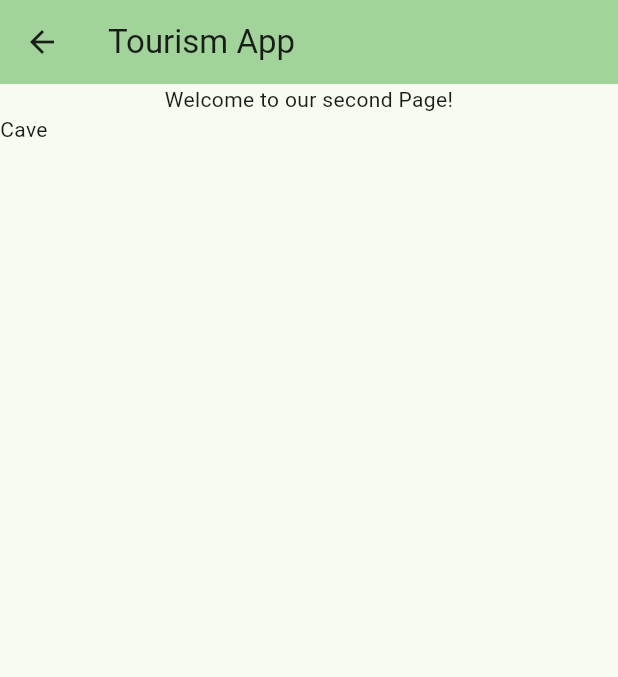
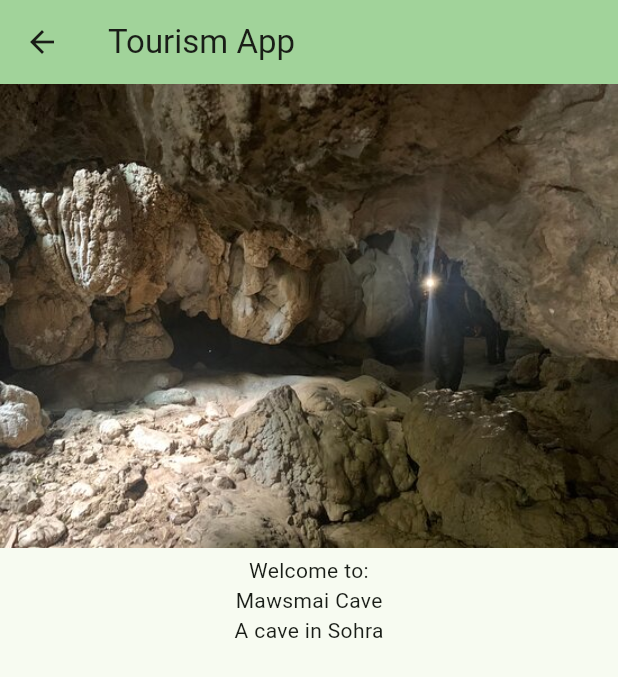
Before and after one commit to MeghalayaDev/tourism_app_static, a Flutter app: the screen it shows after launch, after a tap on "Mawsmai Cave", on a phone screen of 412 x 824 dp. Shown: the top 677 px of the screen. Run offline on Flutter 3.47's test engine with Material 2 defaults, Android fonts, the phone set to English and light mode, and no system bars.

Commit message:
ListView Builder, Image Assets

```diff
--- a/lib/main.dart
+++ b/lib/main.dart
@@ -1,5 +1,4 @@
 import 'package:flutter/material.dart';
-import 'package:tourism_app_static/spot_details.dart';
 import 'package:tourism_app_static/tourist_spots.dart';
 
 void main() {
@@ -44,7 +43,9 @@ class _MyHomePageState extends State<MyHomePage> {
         backgroundColor: Theme.of(context).colorScheme.inversePrimary,
         title: Text(widget.title),
       ),
-      body: const Column(
+      body: Container(
+        color: Colors.yellow[100],
+        child: const Column(
           crossAxisAlignment: CrossAxisAlignment.stretch,
           // mainAxisAlignment: MainAxisAlignment.start,
           children: <Widget>[
@@ -55,6 +56,7 @@ class _MyHomePageState extends State<MyHomePage> {
             Expanded(child: ListOfTouristSpots()),
           ],
         ),
+      ),
     );
   }
 }
--- a/lib/spot_details.dart
+++ b/lib/spot_details.dart
@@ -1,15 +1,19 @@
 import 'package:flutter/material.dart';
 
 class SpotDetails extends StatelessWidget {
-  final String spotName;
-  const SpotDetails({super.key, required this.spotName});
+  final String spotName, spotDesc, spotImage;
+  const SpotDetails(
+      {super.key,
+      required this.spotName,
+      required this.spotDesc,
+      required this.spotImage});
 
   @override
   Widget build(BuildContext context) {
     return Scaffold(
       appBar: AppBar(
           backgroundColor: Theme.of(context).colorScheme.inversePrimary,
-          title: Text("Tourism App"),
+          title: const Text("Tourism App"),
           automaticallyImplyLeading: true, //code for back button
           leading: IconButton(
               icon: const Icon(Icons.arrow_back),
@@ -20,11 +24,19 @@ class SpotDetails extends StatelessWidget {
         crossAxisAlignment: CrossAxisAlignment.stretch,
         // mainAxisAlignment: MainAxisAlignment.start,
         children: <Widget>[
-          const Text(
-            'Welcome to our second Page!',
-            textAlign: TextAlign.center,
-          ),
-          Text(spotName),
+          Image.asset("assets/images/$spotImage"),
+          Container(
+              padding: const EdgeInsets.all(5.0),
+              child: Column(
+                children: [
+                  const Text(
+                    'Welcome to:',
+                    textAlign: TextAlign.center,
+                  ),
+                  Text(spotName),
+                  Text(spotDesc),
+                ],
+              )),
         ],
       ),
     );
--- a/lib/tourist_spots.dart
+++ b/lib/tourist_spots.dart
@@ -6,52 +6,51 @@ class ListOfTouristSpots extends StatelessWidget {
 
   @override
   Widget build(BuildContext context) {
-    return ListView(
-      children: <Widget>[
-        Card(
-          margin: const EdgeInsets.all(8.0),
-          child: ListTile(
-            leading: const Icon(Icons.wb_sunny),
-            iconColor: Colors.amber,
-            title: Text(
-              'Sweet Falls',
-              style: Theme.of(context).textTheme.titleLarge,
+    final List<String> names = [
+      "Sweet Falls",
+      "Mawsmai Cave",
+      "Laitlum Canyon"
+    ];
+
+    final List<String> shortDesc = [
+      "This is a waterfall in the city of Meghalaya.",
+      "A cave in Sohra",
+      "A small yet breath taking canyon in Meghalaya"
+    ];
+
+    final List<String> spotImage = [
+      "sweetfalls.webp",
+      "mawsmaicave.jpeg",
+      "laitlumcanyon.webp",
+    ];
+
+    return ListView.builder(
+      itemCount: 3, // the length
+      itemBuilder: (context, index) {
+        return Container(
+          padding: const EdgeInsets.only(bottom: 8),
+          child: GestureDetector(
+            child: Card(
+              child: Column(
+                mainAxisSize: MainAxisSize.min,
+                children: <Widget>[
+                  Image.asset("assets/images/${spotImage[index]}"),
+                  ListTile(
+                    title: Text(names[index]),
+                    subtitle: Text(shortDesc[index]),
+                  ),
+                ],
+              ),
             ),
-            subtitle:
-                const Text('This is a waterfall in the city of Meghalaya'),
-            onTap: () => print("Sweet Falls Pressed"),
+            onTap: () => Navigator.of(context).push(MaterialPageRoute(
+                builder: (BuildContext) => SpotDetails(
+                      spotName: names[index],
+                      spotDesc: shortDesc[index],
+                      spotImage: spotImage[index],
+                    ))),
           ),
-        ),
-        Card(
-          margin: const EdgeInsets.all(8.0),
-          child: ListTile(
-            leading: const Icon(Icons.brightness_3),
-            title: Text(
-              'Laitlum Canyon',
-              style: Theme.of(context).textTheme.titleLarge,
-            ),
-            subtitle:
-                const Text('A small yet breath taking canyon in Meghalaya'),
-            onTap: () => print("Laitlum Canyon Pressed"),
-          ),
-        ),
-        Card(
-          margin: const EdgeInsets.all(8.0),
-          child: ListTile(
-            leading: const Icon(Icons.star),
-            iconColor: Colors.blue,
-            title: Text(
-              'Mawsmai Cave',
-              style: Theme.of(context).textTheme.titleLarge,
-            ),
-            subtitle: const Text('A cave in Sohra'),
-            // onTap: () => Navigator.pushNamed(context, '/second'),
-            onTap: () => Navigator.of(context).push(MaterialPageRoute(
-                builder: (BuildContext context) =>
-                    const SpotDetails(spotName: "Cave"))),
-          ),
-        ),
-      ],
+        );
+      },
     );
   }
 }
--- a/pubspec.yaml
+++ b/pubspec.yaml
@@ -59,9 +59,8 @@ flutter:
   uses-material-design: true
 
   # To add assets to your application, add an assets section, like this:
-  # assets:
-  #   - images/a_dot_burr.jpeg
-  #   - images/a_dot_ham.jpeg
+  assets:
+    - assets/images/
 
   # An image asset can refer to one or more resolution-specific "variants", see
   # https://flutter.dev/assets-and-images/#resolution-aware
```
Also changed, not shown: assets/images/laitlumcanyon.webp (added), assets/images/mawsmaicave.jpeg (added), assets/images/sweetfalls.webp (added). Lines whose indentation alone changed are shown as unchanged.
